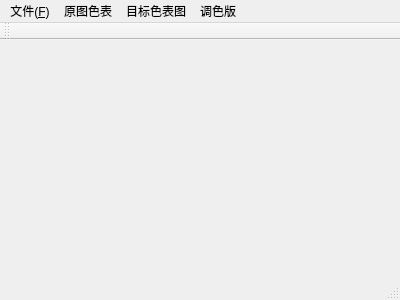
The window that MainWindow.ui (MtDesert/ImageHacker) describes before a commit, drawn with Qt 5.
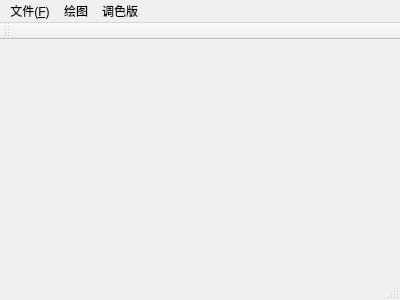
The same window after the commit. Custom widgets are drawn as their Qt base class.

Commit message: 调整了对颜色处理的功能,让图片以原图大小的形式显示在控件上

Diff of the .ui file:
```diff
--- a/MainWindow.ui
+++ b/MainWindow.ui
@@ -17,22 +17,17 @@
    <property name="currentIndex">
     <number>0</number>
    </property>
-   <widget class="Widget_Image" name="widget_SrcImage">
+   <widget class="QScrollArea" name="scrollArea_SrcImage">
     <attribute name="title">
      <string>原图</string>
     </attribute>
    </widget>
-   <widget class="QTableView" name="tableView_SrcColor">
+   <widget class="QScrollArea" name="scrollArea_MaskImage">
     <attribute name="title">
-     <string>原图色表</string>
+     <string>条件</string>
     </attribute>
    </widget>
-   <widget class="QTableView" name="tableView_DestColor">
-    <attribute name="title">
-     <string>目标图色表</string>
-    </attribute>
-   </widget>
-   <widget class="Widget_Image" name="widget_DestImage">
+   <widget class="QScrollArea" name="scrollArea_DestImage">
     <attribute name="title">
      <string>目标图</string>
     </attribute>
@@ -87,31 +82,6 @@
     <addaction name="separator"/>
     <addaction name="actionExit"/>
    </widget>
-   <widget class="QMenu" name="menuSrcTable">
-    <property name="title">
-     <string>原图色表</string>
-    </property>
-    <addaction name="actionSrcTable_Insert"/>
-    <addaction name="actionSrcTable_Delete"/>
-    <addaction name="actionSrcTable_Edit"/>
-   </widget>
-   <widget class="QMenu" name="menuDestTable">
-    <property name="title">
-     <string>目标色表图</string>
-    </property>
-    <addaction name="actionDestTable_Insert"/>
-    <addaction name="actionDestTable_Delete"/>
-    <addaction name="actionDestTable_Edit"/>
-    <addaction name="separator"/>
-    <addaction name="actionDestTable_MoveUp"/>
-    <addaction name="actionDestTable_MoveDown"/>
-    <addaction name="separator"/>
-    <addaction name="actionDestTable_DeltaComp"/>
-    <addaction name="actionDestTable_SortByDelta"/>
-    <addaction name="actionDestTable_RemoveDelta"/>
-    <addaction name="separator"/>
-    <addaction name="actionDestImage_Remake"/>
-   </widget>
    <widget class="QMenu" name="menuPalette">
     <property name="title">
      <string>调色版</string>
@@ -119,9 +89,19 @@
     <addaction name="actionPalette_MakePalette"/>
     <addaction name="actionPalette_MakeDestImage"/>
    </widget>
+   <widget class="QMenu" name="menuPaint">
+    <property name="title">
+     <string>绘图</string>
+    </property>
+    <addaction name="actionPaint_Pen"/>
+    <addaction name="actionPaint_Fill"/>
+    <addaction name="actionPaint_FillByOrgColor"/>
+    <addaction name="actionPaint_FillByBorder"/>
+    <addaction name="separator"/>
+    <addaction name="actionPaint_Quantify"/>
+   </widget>
    <addaction name="menuFile"/>
-   <addaction name="menuSrcTable"/>
-   <addaction name="menuDestTable"/>
+   <addaction name="menuPaint"/>
    <addaction name="menuPalette"/>
   </widget>
   <widget class="QToolBar" name="mainToolBar">
```
Left out of the diff: 37 changed lines with no effect on the pictures. The commit also changes 13 other files.
